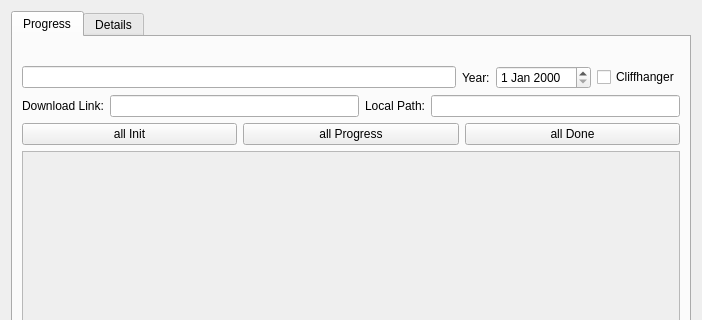
Before: the Qt Designer form cedit.ui in birkeh/qtMultimediaDB, drawn with Qt 5; both pictures show x 0 to 702 and y 0 to 320 of the 702 by 458 pixel window.
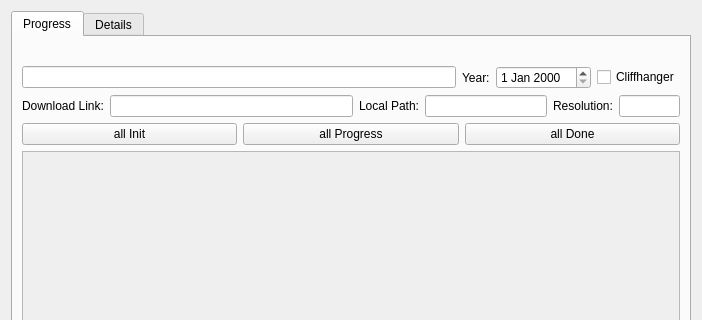
After: the same form once the commit is applied. Custom widgets are drawn as their Qt base class.

Commit message: added resolution field for series

```diff
--- a/cedit.ui
+++ b/cedit.ui
@@ -66,7 +66,7 @@
               </layout>
              </item>
              <item>
-              <layout class="QHBoxLayout" name="horizontalLayout_2">
+              <layout class="QHBoxLayout" name="horizontalLayout_2" stretch="0,4,0,2,0,1">
                <item>
                 <widget class="QLabel" name="m_lpDownloadLinkLabel">
                  <property name="text">
@@ -87,6 +87,16 @@
                <item>
                 <widget class="QLineEdit" name="m_lpLocalPath"/>
                </item>
+               <item>
+                <widget class="QLabel" name="label_5">
+                 <property name="text">
+                  <string>Resolution:</string>
+                 </property>
+                </widget>
+               </item>
+               <item>
+                <widget class="QLineEdit" name="m_lpResolution"/>
+               </item>
               </layout>
              </item>
              <item>
```
Left out of the diff: 2 changed lines with no effect on the pictures. The commit also changes 8 other files.
